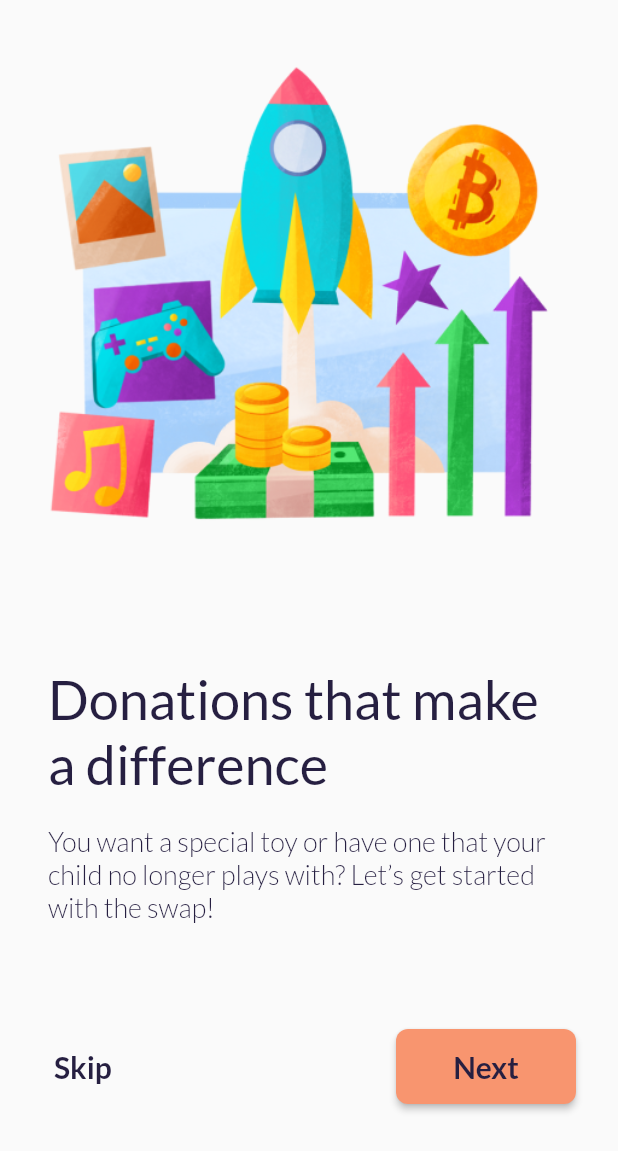
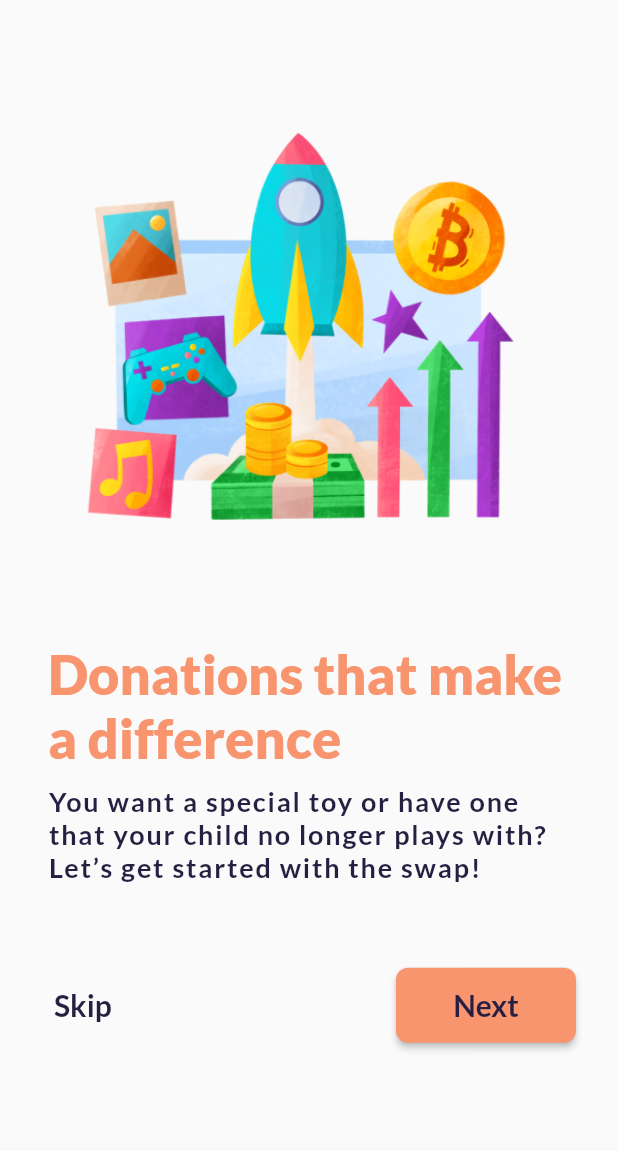
Before and after one commit to phatndt/toy_exchange_application_toydee, a Flutter app: the OnBoarding2 screen opened by its route, after a tap on "Next", on a phone screen of 412 x 824 dp. Shown: the top 1151 px of the screen. Run offline on Flutter 3.47's test engine with Material 2 defaults, Android fonts, the light colour scheme and no system bars; our stand-ins replace flutter_riverpod, font_awesome_flutter.

Commit message:
update onboarding

```diff
--- a/lib/core/screens/onboarding/onboarding2.dart
+++ b/lib/core/screens/onboarding/onboarding2.dart
@@ -16,27 +16,29 @@ class OnBoarding2 extends StatelessWidget {
           mainAxisAlignment: MainAxisAlignment.start,
           crossAxisAlignment: CrossAxisAlignment.center,
           children: [
+            const SizedBox(
+              height: 50.0,
+            ),
+            Image.asset(
+              T.onb2Image,
+              scale: 1.45,
+            ),
             Padding(
               padding: EdgeInsets.symmetric(
                   horizontal: S.dimens.defaultPadding_32,
-                  vertical: S.dimens.defaultPadding_32),
-              child: Image.asset(T.onb2_image),
-            ),
-            Padding(
-              padding:
-                  EdgeInsets.symmetric(horizontal: S.dimens.defaultPadding_32),
+                  vertical: S.dimens.defaultPadding_16),
               child: Column(
                 mainAxisAlignment: MainAxisAlignment.start,
                 crossAxisAlignment: CrossAxisAlignment.stretch,
                 children: [
-                  SizedBox(height: S.dimens.defaultPadding_32),
+                  SizedBox(height: S.dimens.defaultPadding_8),
                   Text(
-                    T.onb2_title,
-                    style: S.textStyles.h2,
+                    T.onb2Title,
+                    style: S.textStyles.h5,
                   ),
-                  const SizedBox(height: 20.0),
+                  const SizedBox(height: 10.0),
                   Text(
-                    T.onb2_content,
+                    T.onb2Content,
                     style: S.textStyles.titleHeavy,
                     textAlign: TextAlign.left,
                   )
@@ -44,7 +46,7 @@ class OnBoarding2 extends StatelessWidget {
               ),
             ),
             const SizedBox(
-              height: 70.0,
+              height: 40.0,
             ),
             Padding(
               padding: EdgeInsets.symmetric(
@@ -57,16 +59,19 @@ class OnBoarding2 extends StatelessWidget {
                         alignment: Alignment.centerLeft,
                         primary: S.colors.textColor_1,
                         textStyle: S.textStyles.h4),
-                    onPressed: () {},
+                    onPressed: () {
+                      NavigationService.push(
+                          isNamed: true, page: RoutePaths.login);
+                    },
                     child: const Text(
-                      T.onb_skip,
+                      T.onbSkip,
                       textAlign: TextAlign.start,
                     ),
                   ),
                   CustomButton(
-                    text: T.onb_next,
+                    text: T.onbNext,
                     onPressed: () {
-                      NavigationService.pushReplacement(
+                      NavigationService.push(
                           isNamed: true, page: RoutePaths.onboarding3);
                     },
                     width: 120.0,
--- a/lib/core/screens/onboarding/onboarding3.dart
+++ b/lib/core/screens/onboarding/onboarding3.dart
@@ -16,22 +16,29 @@ class OnBoarding3 extends StatelessWidget {
           mainAxisAlignment: MainAxisAlignment.start,
           crossAxisAlignment: CrossAxisAlignment.center,
           children: [
-            Image.asset(T.onb3_image),
+            const SizedBox(
+              height: 50.0,
+            ),
+            Image.asset(
+              T.onb3Image,
+              scale: 1.45,
+            ),
             Padding(
-              padding:
-                  EdgeInsets.symmetric(horizontal: S.dimens.defaultPadding_32),
+              padding: EdgeInsets.symmetric(
+                  horizontal: S.dimens.defaultPadding_32,
+                  vertical: S.dimens.defaultPadding_16),
               child: Column(
                 mainAxisAlignment: MainAxisAlignment.start,
                 crossAxisAlignment: CrossAxisAlignment.stretch,
                 children: [
-                  SizedBox(height: S.dimens.defaultPadding_32),
+                  SizedBox(height: S.dimens.defaultPadding_8),
                   Text(
-                    T.onb3_title,
-                    style: S.textStyles.h2,
+                    T.onb3Title,
+                    style: S.textStyles.h5,
                   ),
-                  const SizedBox(height: 20.0),
+                  const SizedBox(height: 10.0),
                   Text(
-                    T.onb3_content,
+                    T.onb3Content,
                     style: S.textStyles.titleHeavy,
                     textAlign: TextAlign.left,
                   )
@@ -39,7 +46,7 @@ class OnBoarding3 extends StatelessWidget {
               ),
             ),
             const SizedBox(
-              height: 70.0,
+              height: 40.0,
             ),
             Padding(
               padding: EdgeInsets.symmetric(
@@ -52,17 +59,20 @@ class OnBoarding3 extends StatelessWidget {
                         alignment: Alignment.centerLeft,
                         primary: S.colors.textColor_1,
                         textStyle: S.textStyles.h4),
-                    onPressed: () {},
+                    onPressed: () {
+                      NavigationService.push(
+                          isNamed: true, page: RoutePaths.login);
+                    },
                     child: const Text(
-                      T.onb_skip,
+                      T.onbSkip,
                       textAlign: TextAlign.start,
                     ),
                   ),
                   CustomButton(
-                    text: T.onb_next,
+                    text: T.onbNext,
                     onPressed: () {
-                      NavigationService.pushReplacement(
-                          isNamed: true, page: RoutePaths.onboarding1);
+                      NavigationService.push(
+                          isNamed: true, page: RoutePaths.login);
                     },
                     width: 120.0,
                   )
--- a/lib/core/styles/styles.dart
+++ b/lib/core/styles/styles.dart
@@ -45,7 +45,7 @@ class _TextStyles {
   final h2 = TextStyle(
     fontFamily: 'Lato',
     fontSize: 36,
-    fontWeight: FontWeight.w500,
+    fontWeight: FontWeight.bold,
     color: S.colors.textColor_1,
   );
   final h3 = TextStyle(
@@ -60,11 +60,18 @@ class _TextStyles {
     fontWeight: FontWeight.bold,
     color: S.colors.textColor_1,
   );
+  final TextStyle h5 = TextStyle(
+    fontFamily: 'Lato',
+    fontSize: 36,
+    fontWeight: FontWeight.w900,
+    color: S.colors.primary,
+  );
   final titleHeavy = TextStyle(
     fontFamily: 'Lato',
     fontSize: 18,
-    fontWeight: FontWeight.w300,
+    fontWeight: FontWeight.w600,
     color: S.colors.textColor_1,
+    letterSpacing: 1.2,
   );
   final titleLight = TextStyle(
     fontFamily: 'Lato',
--- a/lib/core/styles/text.dart
+++ b/lib/core/styles/text.dart
@@ -1,19 +1,19 @@
 class T {
-  static const onb1_title = 'Swap toys easily and quickly';
-  static const onb1_content =
+  static const onb1Title = 'Swap toys easily and quickly';
+  static const onb1Content =
       'You want a special toy or have one that your child no longer plays with? Let’s get started with the swap!';
-  static const onb2_title = 'Search and offer in the store';
-  static const onb2_content =
+  static const onb2Title = 'Search and offer in the store';
+  static const onb2Content =
       'You want a special toy or have one that your child no longer plays with? Let’s get started with the swap!';
-  static const onb3_title = 'Donations that make a difference';
-  static const onb3_content =
+  static const onb3Title = 'Donations that make a difference';
+  static const onb3Content =
       'You want a special toy or have one that your child no longer plays with? Let’s get started with the swap!';
-  static const onb_next = 'Next';
-  static const onb_skip = 'Skip';
+  static const onbNext = 'Next';
+  static const onbSkip = 'Skip';
 
-  static const onb1_image = 'assets/images/onboarding/onboarding1.png';
-  static const onb2_image = 'assets/images/onboarding/onboarding2.png';
-  static const onb3_image = 'assets/images/onboarding/onboarding3.png';
+  static const onb1Image = 'assets/images/onboarding/onboarding1.png';
+  static const onb2Image = 'assets/images/onboarding/onboarding2.png';
+  static const onb3Image = 'assets/images/onboarding/onboarding3.png';
   static const wcOnboarding = "Welcome Onboarding";
   static const wcBegin = "Let the sharing begin";
   static const wcDontHaveAnAccout = "Don't have an account";
--- a/lib/main.dart
+++ b/lib/main.dart
@@ -17,7 +17,7 @@ class Toydee extends StatelessWidget {
     return MaterialApp(
       navigatorKey: NavigationService.navigationKey,
       debugShowCheckedModeBanner: false,
-      initialRoute: RoutePaths.login,
+      initialRoute: RoutePaths.onboarding1,
       onGenerateRoute: AppRouter.generateRoute,
     );
   }
```
Also changed, not shown: lib/core/screens/onboarding/onboarding1.dart (+23 -13 lines).
